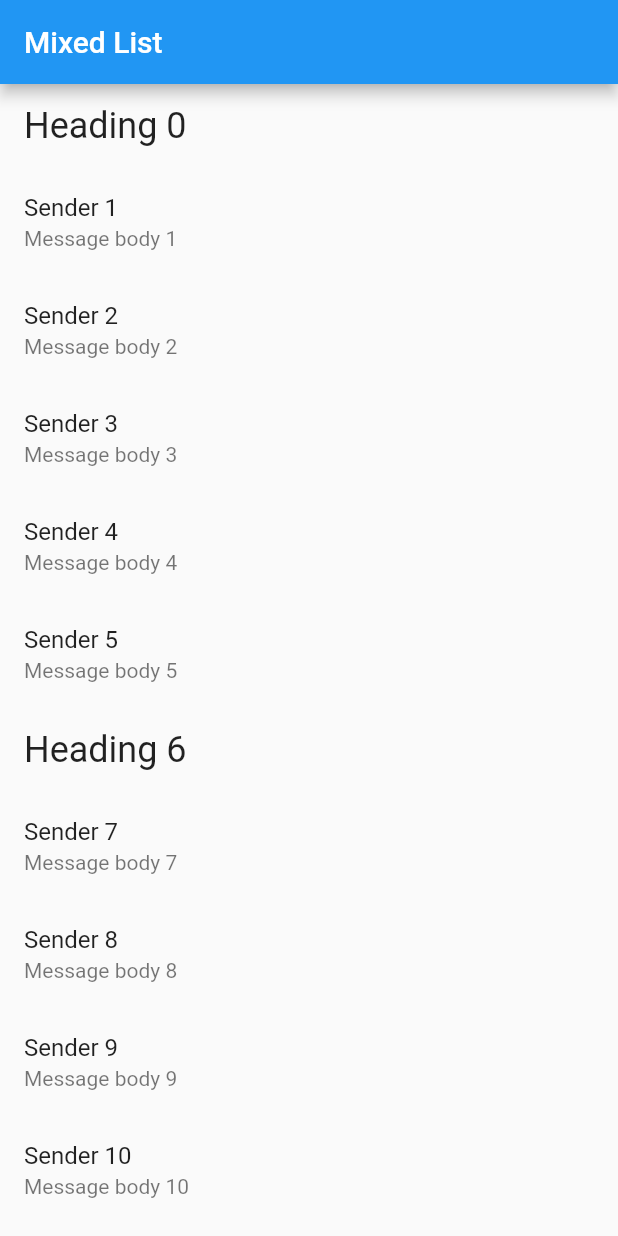
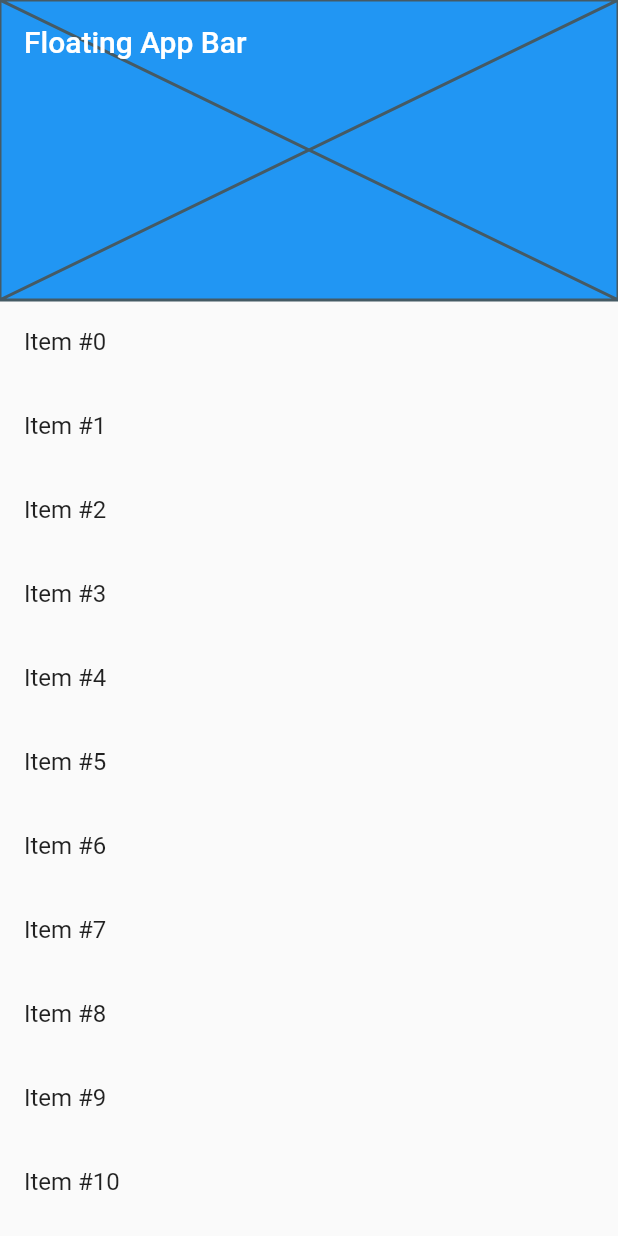
Before and after one commit to toyourheart163/flutter_app_example, a Flutter app: the screen it shows after launch, on a phone screen of 412 x 824 dp. Run offline on Flutter 3.47's test engine with Material 2 defaults, Android fonts, the phone set to English and light mode, and no system bars.

Commit message:
Place a floating app bar above a list

```diff
--- a/lib/main.dart
+++ b/lib/main.dart
@@ -1,83 +1,48 @@
+import 'package:flutter/foundation.dart';
 import 'package:flutter/material.dart';
 
-void main() {
-  runApp(MyApp(
-    items: List<ListItem>.generate(
-      1000,
-      (i) => i % 6 == 0
-          ? HeadingItem("Heading $i")
-          : MessageItem("Sender $i", "Message body $i"),
-    ),
-  ));
-}
+void main() => runApp(MyApp());
 
 class MyApp extends StatelessWidget {
-  final List<ListItem> items;
-
-  MyApp({Key key, @required this.items}) : super(key: key);
+  MyApp({Key key}) : super(key: key);
 
   @override
   Widget build(BuildContext context) {
-    final title = 'Mixed List';
+    final title = 'Floating App Bar';
 
     return MaterialApp(
       title: title,
       home: Scaffold(
-        appBar: AppBar(
-          title: Text(title),
-        ),
-        body: ListView.builder(
-          // Let the ListView know how many items it needs to build.
-          itemCount: items.length,
-          // Provide a builder function. This is where the magic happens.
-          // Convert each item into a widget based on the type of item it is.
-          itemBuilder: (context, index) {
-            final item = items[index];
-
-            return ListTile(
-              title: item.buildTitle(context),
-              subtitle: item.buildSubtitle(context),
-            );
-          },
+        // No appbar provided to the Scaffold, only a body with a
+        // CustomScrollView.
+        body: CustomScrollView(
+          slivers: <Widget>[
+            // Add the app bar to the CustomScrollView.
+            SliverAppBar(
+              // Provide a standard title.
+              title: Text(title),
+              // Allows the user to reveal the app bar if they begin scrolling
+              // back up the list of items.
+              floating: true,
+              // Display a placeholder widget to visualize the shrinking size.
+              flexibleSpace: Placeholder(),
+              // Make the initial height of the SliverAppBar larger than normal.
+              expandedHeight: 200,
+            ),
+            // Next, create a SliverList
+            SliverList(
+              // Use a delegate to build items as they're scrolled on screen.
+              delegate: SliverChildBuilderDelegate(
+                // The builder function returns a ListTile with a title that
+                // displays the index of the current item.
+                (context, index) => ListTile(title: Text('Item #$index')),
+                // Builds 1000 ListTiles
+                childCount: 1000,
+              ),
+            ),
+          ],
         ),
       ),
     );
   }
 }
-
-/// The base class for the different types of items the list can contain.
-abstract class ListItem {
-  /// The title line to show in a list item.
-  Widget buildTitle(BuildContext context);
-
-  /// The subtitle line, if any, to show in a list item.
-  Widget buildSubtitle(BuildContext context);
-}
-
-/// A ListItem that contains data to display a heading.
-class HeadingItem implements ListItem {
-  final String heading;
-
-  HeadingItem(this.heading);
-
-  Widget buildTitle(BuildContext context) {
-    return Text(
-      heading,
-      style: Theme.of(context).textTheme.headline5,
-    );
-  }
-
-  Widget buildSubtitle(BuildContext context) => null;
-}
-
-/// A ListItem that contains data to display a message.
-class MessageItem implements ListItem {
-  final String sender;
-  final String body;
-
-  MessageItem(this.sender, this.body);
-
-  Widget buildTitle(BuildContext context) => Text(sender);
-
-  Widget buildSubtitle(BuildContext context) => Text(body);
-}
```
